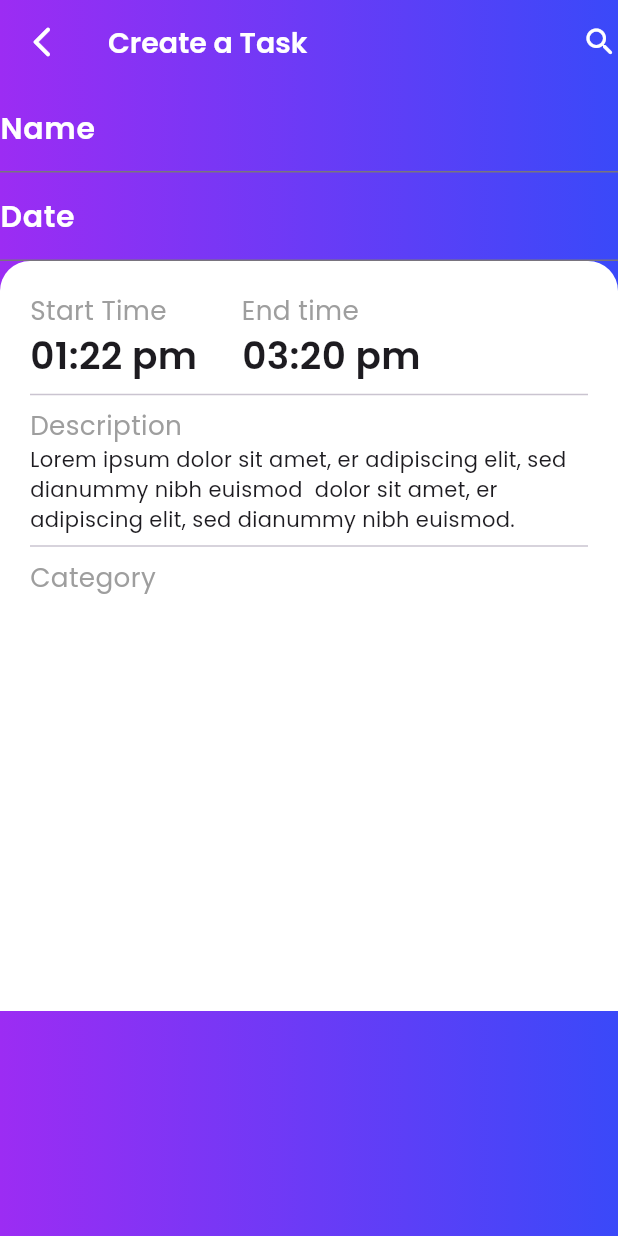
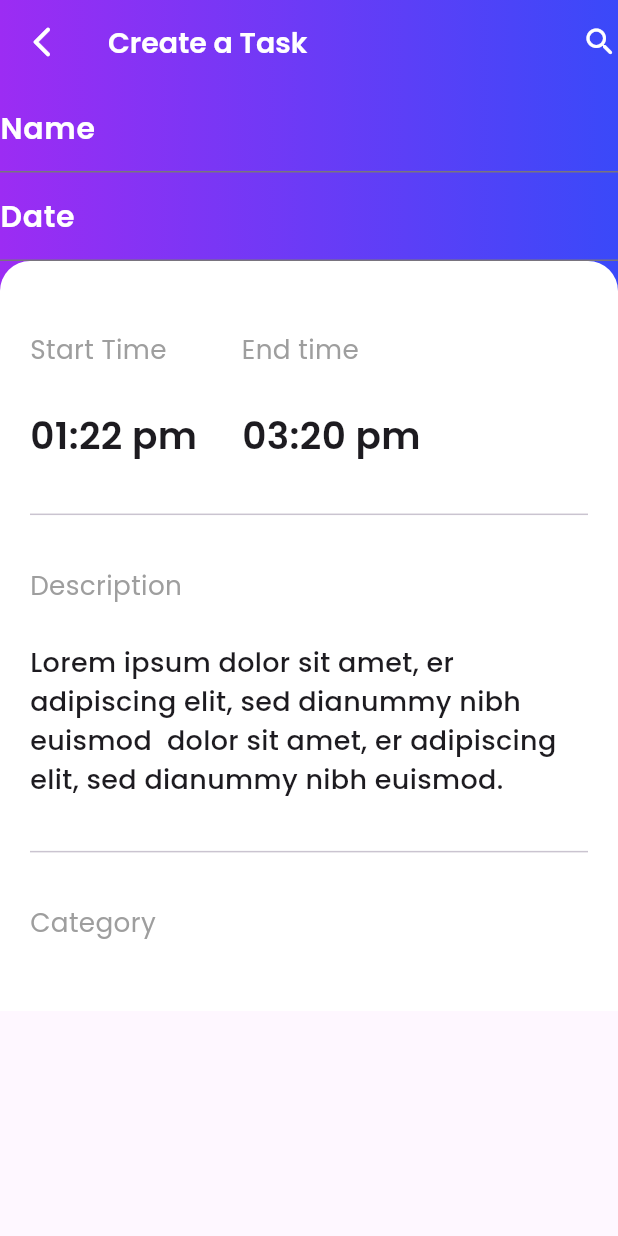
Before and after one commit to emekss/Task_Management_App, a Flutter app: the screen it shows after launch, on a phone screen of 412 x 824 dp. Run offline on Flutter 3.47's test engine with Material 3 defaults, Android fonts, the phone set to English and light mode, and no system bars; our stand-ins replace google_fonts.

Commit message:
create task screen updated

```diff
--- a/lib/screens/Create_Task_Screen/create_screen_task.dart
+++ b/lib/screens/Create_Task_Screen/create_screen_task.dart
@@ -1,5 +1,4 @@
 import 'package:flutter/material.dart';
-import 'package:flutter/widgets.dart';
 import 'package:google_fonts/google_fonts.dart';
 import 'package:task_management_app/screens/Create_Task_Screen/task_cont.dart';
 
@@ -43,7 +42,6 @@ class CreateTaskScreen extends StatelessWidget {
           Column(
             children: [
               Container(
-                height: MediaQuery.of(context).size.height,
                 decoration: const BoxDecoration(
                   gradient: LinearGradient(
                     colors: [
@@ -72,7 +70,7 @@ class CreateTaskScreen extends StatelessWidget {
                             fontWeight: FontWeight.w600),
                       ),
                     ),
-                    const TaskCont(),
+                    TaskCont(),
                   ],
                 ),
               ),
--- a/lib/screens/Create_Task_Screen/task_cont.dart
+++ b/lib/screens/Create_Task_Screen/task_cont.dart
@@ -1,5 +1,5 @@
 import 'package:flutter/material.dart';
-import 'package:flutter/widgets.dart';
+import 'package:flutter/rendering.dart';
 import 'package:google_fonts/google_fonts.dart';
 
 class TaskCont extends StatelessWidget {
@@ -20,6 +20,7 @@ class TaskCont extends StatelessWidget {
       child: Padding(
         padding: const EdgeInsets.all(20.0),
         child: Column(
+          mainAxisAlignment: MainAxisAlignment.spaceEvenly,
           crossAxisAlignment: CrossAxisAlignment.start,
           children: [
             Row(
@@ -68,8 +69,13 @@ class TaskCont extends StatelessWidget {
                 fontSize: 17.49,
               ),
             ),
-            const Text(
-                'Lorem ipsum dolor sit amet, er adipiscing elit, sed dianummy nibh euismod  dolor sit amet, er adipiscing elit, sed dianummy nibh euismod.'),
+            Text(
+              'Lorem ipsum dolor sit amet, er adipiscing elit, sed dianummy nibh euismod  dolor sit amet, er adipiscing elit, sed dianummy nibh euismod.',
+              style: GoogleFonts.poppins(
+                fontSize: 18,
+                fontWeight: FontWeight.w500,
+              ),
+            ),
             const Divider(),
             Text(
               'Category',
```
Also changed, not shown: 11 other files.
